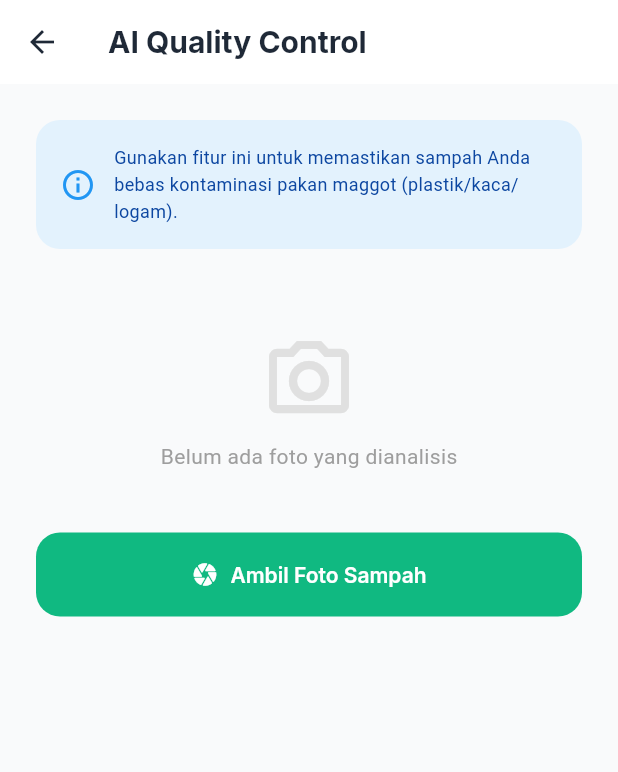
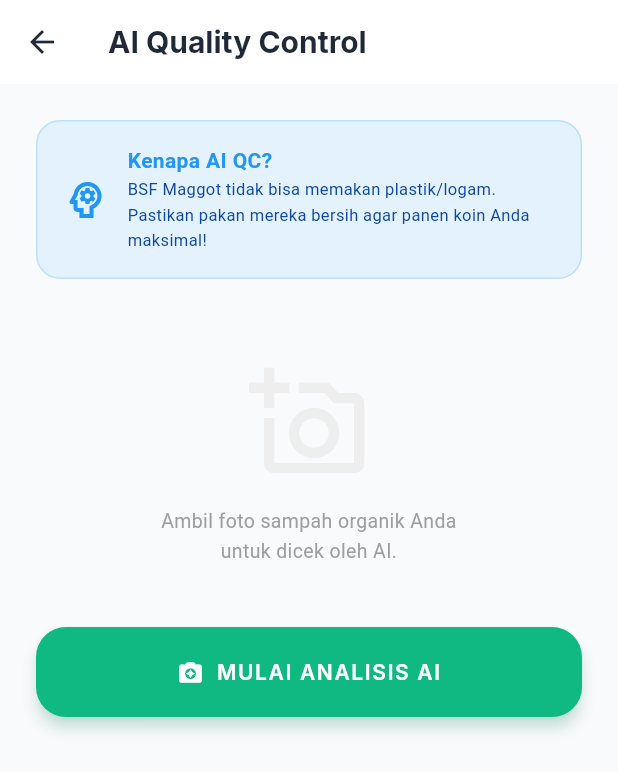
Before and after one commit to riyandimuhamad/magloop-ecologistik, a Flutter app: the AIQCPage screen opened directly, on a phone screen of 412 x 824 dp. Shown: the top 772 px of the screen. Run offline on Flutter 3.47's test engine with Material 3 defaults, Android fonts, the phone set to English and light mode, and no system bars; our stand-ins replace cloud_firestore, firebase_core, google_fonts, google_generative_ai, google_maps_flutter, image_picker and 1 more; missing offline and left inert: mobile_scanner; accounts and stored records are empty.

Commit message:
Eliminate dart:io for full web compatibility

```diff
--- a/lib/features/mitra/ai_qc_page.dart
+++ b/lib/features/mitra/ai_qc_page.dart
@@ -1,5 +1,5 @@
-import 'dart:io';
 import 'dart:typed_data';
+import 'package:flutter/foundation.dart';
 import 'package:flutter/material.dart';
 import 'package:image_picker/image_picker.dart';
 import '../../core/theme/app_theme.dart';
@@ -13,23 +13,29 @@ class AIQCPage extends StatefulWidget {
 }
 
 class _AIQCPageState extends State<AIQCPage> {
-  File? _image;
+  Uint8List? _imageBytes;
   bool _isLoading = false;
   String _result = "";
 
   Future<void> _pickAndAnalyze() async {
     final picker = ImagePicker();
-    final pickedFile = await picker.pickImage(source: ImageSource.camera);
+    // Gunakan gallery untuk kemudahan testing di Web, atau camera untuk mobile
+    final pickedFile = await picker.pickImage(
+      source: ImageSource.camera,
+      maxWidth: 1024,
+      maxHeight: 1024,
+      imageQuality: 85,
+    );
 
     if (pickedFile != null) {
+      final bytes = await pickedFile.readAsBytes();
       setState(() {
-        _image = File(pickedFile.path);
+        _imageBytes = bytes;
         _isLoading = true;
         _result = "";
       });
 
       // Panggil Gemini AI
-      final bytes = await pickedFile.readAsBytes();
       final response = await AIService().analyzeWasteQuality(bytes);
 
       setState(() {
@@ -49,14 +55,25 @@ class _AIQCPageState extends State<AIQCPage> {
           children: [
             _buildExplanationCard(),
             const SizedBox(height: 32),
-            if (_image != null)
+            if (_imageBytes != null)
               ClipRRect(
                 borderRadius: BorderRadius.circular(16),
-                child: Image.file(_image!, height: 200, width: double.infinity, fit: BoxFit.cover),
+                child: Image.memory(
+                  _imageBytes!,
+                  height: 250,
+                  width: double.infinity,
+                  fit: BoxFit.cover,
+                ),
               ),
             const SizedBox(height: 24),
             if (_isLoading)
-              const CircularProgressIndicator()
+              const Column(
+                children: [
+                  CircularProgressIndicator(),
+                  SizedBox(height: 16),
+                  Text('Gemini AI sedang menganalisis...', style: TextStyle(fontSize: 12, color: Colors.grey)),
+                ],
+              )
             else if (_result.isNotEmpty)
               _buildResultCard()
             else
@@ -72,15 +89,25 @@ class _AIQCPageState extends State<AIQCPage> {
   Widget _buildExplanationCard() {
     return Container(
       padding: const EdgeInsets.all(16),
-      decoration: BoxDecoration(color: Colors.blue[50], borderRadius: BorderRadius.circular(16)),
+      decoration: BoxDecoration(
+        color: Colors.blue[50],
+        borderRadius: BorderRadius.circular(16),
+        border: Border.all(color: Colors.blue.withOpacity(0.2)),
+      ),
       child: Row(
         children: [
-          const Icon(Icons.info_outline, color: Colors.blue),
+          const Icon(Icons.psychology_outlined, color: Colors.blue, size: 32),
           const SizedBox(width: 12),
           Expanded(
-            child: Text(
-              'Gunakan fitur ini untuk memastikan sampah Anda bebas kontaminasi pakan maggot (plastik/kaca/logam).',
-              style: TextStyle(fontSize: 12, color: Colors.blue[900]),
+            child: Column(
+              crossAxisAlignment: CrossAxisAlignment.start,
+              children: [
+                const Text('Kenapa AI QC?', style: TextStyle(fontWeight: FontWeight.bold, color: Colors.blue)),
+                Text(
+                  'BSF Maggot tidak bisa memakan plastik/logam. Pastikan pakan mereka bersih agar panen koin Anda maksimal!',
+                  style: TextStyle(fontSize: 11, color: Colors.blue[900]),
+                ),
+              ],
             ),
           ),
         ],
@@ -92,13 +119,23 @@ class _AIQCPageState extends State<AIQCPage> {
     return Container(
       width: double.infinity,
       padding: const EdgeInsets.all(20),
-      decoration: BoxDecoration(color: AppColors.primarySurface, borderRadius: BorderRadius.circular(16)),
+      decoration: BoxDecoration(
+        color: AppColors.primarySurface,
+        borderRadius: BorderRadius.circular(16),
+        border: Border.all(color: AppColors.primary.withOpacity(0.2)),
+      ),
       child: Column(
         crossAxisAlignment: CrossAxisAlignment.start,
         children: [
-          const Text('Hasil Analisis AI:', style: TextStyle(fontWeight: FontWeight.bold)),
-          const SizedBox(height: 8),
-          Text(_result, style: const TextStyle(fontSize: 14)),
+          Row(
+            children: [
+              const Icon(Icons.auto_awesome, color: AppColors.primary, size: 20),
+              const SizedBox(width: 8),
+              Text('HASIL ANALISIS GEMINI', style: TextStyle(fontWeight: FontWeight.bold, color: AppColors.primary[900], fontSize: 12)),
+            ],
+          ),
+          const Divider(height: 24),
+          Text(_result, style: const TextStyle(fontSize: 14, height: 1.5)),
         ],
       ),
     );
@@ -107,9 +144,11 @@ class _AIQCPageState extends State<AIQCPage> {
   Widget _buildEmptyState() {
     return Column(
       children: [
-        Icon(Icons.camera_alt_outlined, size: 64, color: Colors.grey[300]),
-        const SizedBox(height: 8),
-        const Text('Belum ada foto yang dianalisis', style: TextStyle(color: Colors.grey)),
+        Icon(Icons.add_a_photo_outlined, size: 80, color: Colors.grey[200]),
+        const SizedBox(height: 16),
+        const Text('Ambil foto sampah organik Anda\nuntuk dicek oleh AI.',
+          textAlign: TextAlign.center,
+          style: TextStyle(color: Colors.grey, fontSize: 13)),
       ],
     );
   }
@@ -117,14 +156,16 @@ class _AIQCPageState extends State<AIQCPage> {
   Widget _buildCaptureButton() {
     return SizedBox(
       width: double.infinity,
-      height: 56,
+      height: 60,
       child: ElevatedButton.icon(
         onPressed: _pickAndAnalyze,
-        icon: const Icon(Icons.camera_rounded),
-        label: const Text('Ambil Foto Sampah'),
+        icon: const Icon(Icons.camera_enhance_rounded),
+        label: const Text('MULAI ANALISIS AI', style: TextStyle(letterSpacing: 1.1)),
         style: ElevatedButton.styleFrom(
           backgroundColor: AppColors.primary,
-          shape: RoundedRectangleBorder(borderRadius: BorderRadius.circular(16)),
+          shape: RoundedRectangleBorder(borderRadius: BorderRadius.circular(20)),
+          elevation: 4,
+          shadowColor: AppColors.primary.withOpacity(0.4),
         ),
       ),
     );
```
